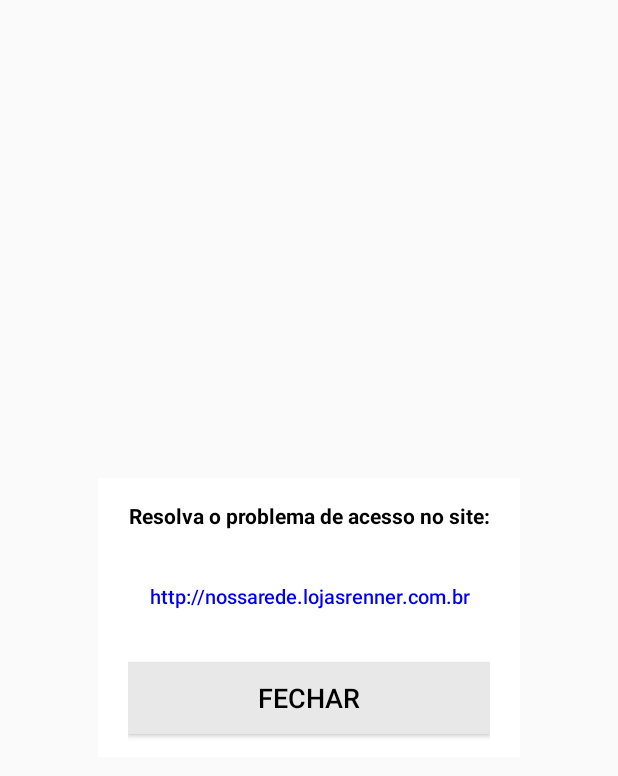
After one commit to fabioseno/hackaton-android, an Android app: the layout dialog_login_screen.xml on its own in the app's theme, with its tools: preview values and no code run, on a phone screen of 412 x 824 dp. The commit adds this screen. Shown: the top 776 px of the screen. Run offline under Robolectric (Android 15) with nearby library versions, the phone set to English and light mode, and no system bars.

```diff
--- a/app/src/main/java/com/renner/reposicao/constants/ApplicationConstants.java
+++ b/app/src/main/java/com/renner/reposicao/constants/ApplicationConstants.java
@@ -1,4 +1,6 @@
 package com.renner.reposicao.constants;
+
+import android.app.Activity;
 
 import com.renner.reposicao.models.User;
 
@@ -8,6 +10,7 @@ import com.renner.reposicao.models.User;
  */
 public class ApplicationConstants {
 
+    public static final String LOGIN_URL = "https://maratona.herokuapp.com/login";
     public static User currentUser;
-
+    public static Activity currentActivity;
 }
--- /dev/null
+++ b/app/src/main/res/layout/dialog_login_screen.xml
@@ -0,0 +1,50 @@
+<?xml version="1.0" encoding="utf-8"?>
+<LinearLayout xmlns:android="http://schemas.android.com/apk/res/android"
+    android:orientation="vertical"
+    android:layout_width="wrap_content"
+    android:layout_height="wrap_content"
+    android:paddingTop="0dp"
+    android:paddingLeft="20dp"
+    android:paddingRight="20dp"
+    android:paddingBottom="0dp"
+    android:layout_gravity="center"
+    android:gravity="center"
+    android:background="@color/white">
+
+    <TextView
+        android:layout_width="match_parent"
+        android:layout_height="match_parent"
+        android:layout_marginTop="15dp"
+        android:layout_marginBottom="10dp"
+        android:layout_gravity="center"
+        android:gravity="center"
+        android:text="@string/str_login_dialog_title"
+        android:textColor="@color/black"
+        android:textSize="14sp"
+        android:textStyle="bold"/>
+
+    <Button
+        android:id="@+id/btnDialogLink"
+        android:layout_width="match_parent"
+        android:layout_height="match_parent"
+        android:layout_marginTop="10dp"
+        android:layout_marginBottom="20dp"
+        android:layout_gravity="center"
+        android:gravity="center"
+        android:text="@string/str_login_dialog_link"
+        android:textColor="@color/link_color"
+        android:textSize="13sp"
+        android:textAllCaps="false"
+        android:background="@android:color/transparent"/>
+
+    <Button
+        android:id="@+id/btnDialogFechar"
+        android:layout_width="match_parent"
+        android:layout_height="wrap_content"
+        android:layout_marginBottom="15dp"
+        android:text="@string/str_login_dialog_close"
+        android:textColor="@color/black"
+        android:textSize="18sp"
+        android:background="@color/light_grey"/>
+
+</LinearLayout>
--- a/app/src/main/res/values/colors.xml
+++ b/app/src/main/res/values/colors.xml
@@ -3,6 +3,7 @@
     <color name="colorPrimary">#3F51B5</color>
     <color name="colorPrimaryDark">#303F9F</color>
     <color name="colorAccent">#FF4081</color>
+    <color name="black">#000000</color>
     <color name="black_overlay">#66000000</color>
     <color name="white">#ffffff</color>
     <color name="light_grey">#E8E8E8</color>
@@ -10,6 +11,7 @@
     <color name="light_red">#CD888F</color>
     <color name="login_line_red">#CE5B63</color>
     <color name="action_bar_color">#d71920</color>
+    <color name="link_color">#0000EE</color>
 
     <!-- This are the colors used on our red background gradients and on the login button -->
     <color name="darker_red_grad">#800000</color>
--- a/app/src/main/res/values/strings.xml
+++ b/app/src/main/res/values/strings.xml
@@ -8,6 +8,9 @@
     <string name="str_login_version">0.0.1-HACK</string>
     <string name="str_login_desc_repo">Reposição</string>
     <string name="str_login_desc_agilize">AGILIZE RENNER</string>
+    <string name="str_login_dialog_title">Resolva o problema de acesso no site:</string>
+    <string name="str_login_dialog_link">http://nossarede.lojasrenner.com.br</string>
+    <string name="str_login_dialog_close">Fechar</string>
 
     <!-- FUNCTION SELECT SCREEN -->
     <string name="str_vendas">Vendas</string>
```
Also changed, not shown: app/src/main/AndroidManifest.xml (+4 -5 lines), app/src/main/java/com/renner/reposicao/activities/LoginActivity.java (+66 -13 lines), app/src/main/java/com/renner/reposicao/activities/SelectFunctionActivity.java (+12 -3 lines), app/src/main/res/layout/activity_login.xml (+10 -8 lines), app/src/main/res/layout/activity_select_function.xml (+28 -22 lines), gradle.properties (+5 -9 lines).
